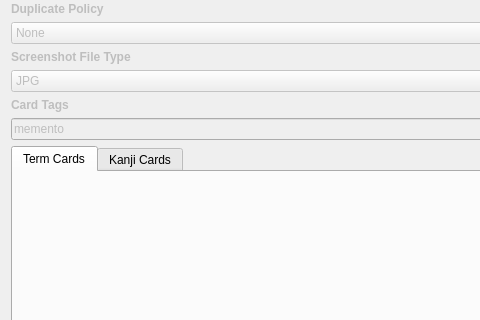
Above: src/gui/widgets/ankisettings.ui from ripose-jp/Memento before the change; both pictures show x 0 to 480 and y 187 to 507 of the 687 by 804 pixel window. Below: the same form after it.
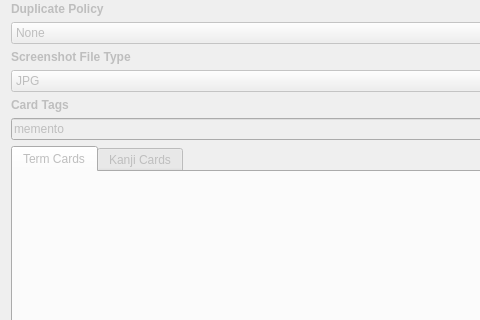
That is the form after the change. Custom widgets are drawn as their Qt base class.

```diff
--- a/src/gui/widgets/ankisettings.ui
+++ b/src/gui/widgets/ankisettings.ui
@@ -352,6 +352,9 @@
    </item>
    <item>
     <widget class="QTabWidget" name="tabTermKanji">
+     <property name="enabled">
+      <bool>false</bool>
+     </property>
      <property name="currentIndex">
       <number>0</number>
      </property>
```
